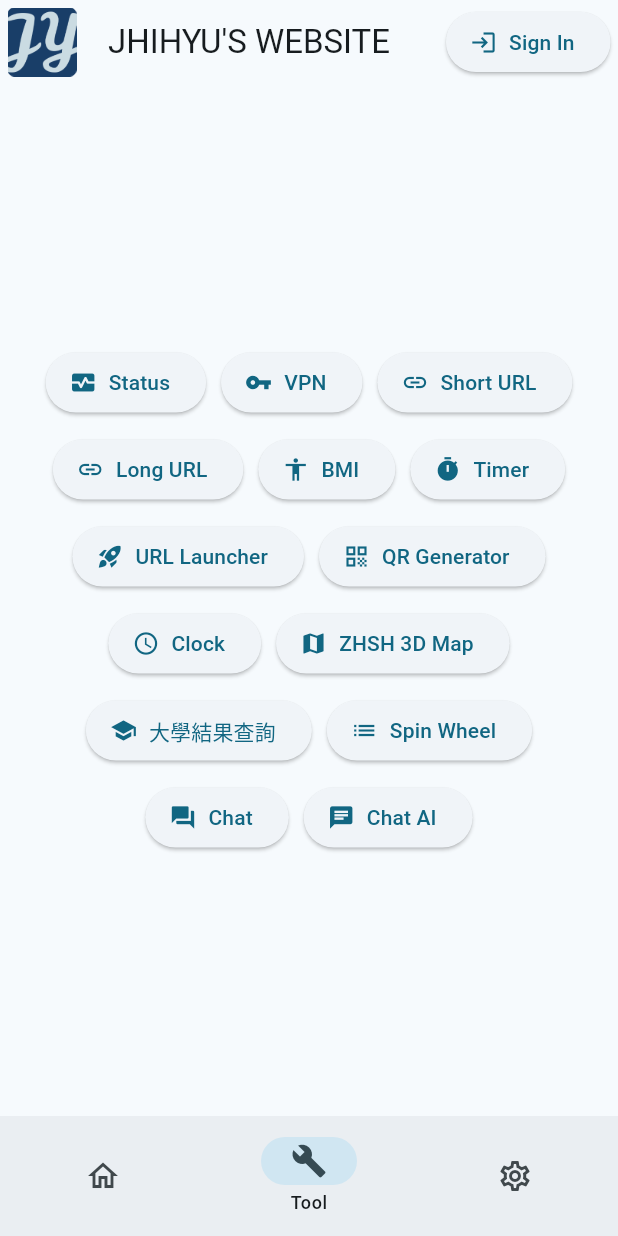
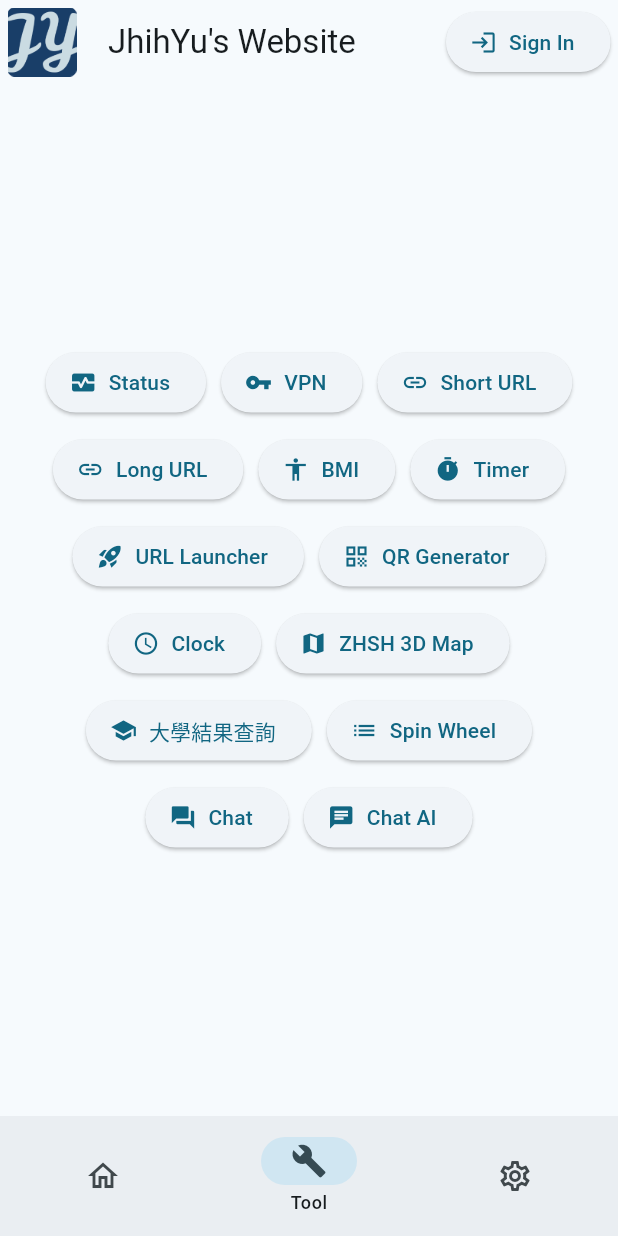
Before and after one commit to jhihyulin/WEBSITE, a Flutter app: the screen it shows after launch, item 2 of the bottom bar chosen, on a phone screen of 412 x 824 dp. Run offline on Flutter 3.47's test engine with Material 2 defaults, Android fonts, the phone set to English and light mode, and no system bars; our stand-ins replace animated_text_kit, cloud_firestore, firebase_auth, firebase_core, firebase_database, flutter_colorpicker and 6 more; missing offline and left inert: chat_gpt_sdk, firebase_app_check, firebase_ui_auth, firebase_ui_oauth_facebook, firebase_ui_oauth_google, firebase_ui_oauth_twitter and 4 more; accounts and stored records are empty; statements that could not run were skipped; project files that could hold a hidden picture were left out.

Commit message:
[Fix] Fix Site Title Capitalization

```diff
--- a/lib/main.dart
+++ b/lib/main.dart
@@ -36,7 +36,7 @@ import '../pages/chat.dart' deferred as chat;
 import '../pages/chat_ai.dart' deferred as chatai;
 import '../pages/loading.dart';
 
-const websiteName = 'JHIHYU\'S WEBSITE';
+const websiteName = 'JhihYu\'s Website';
 const desktopModeWidth = 700;
 
 void main() async {
```
